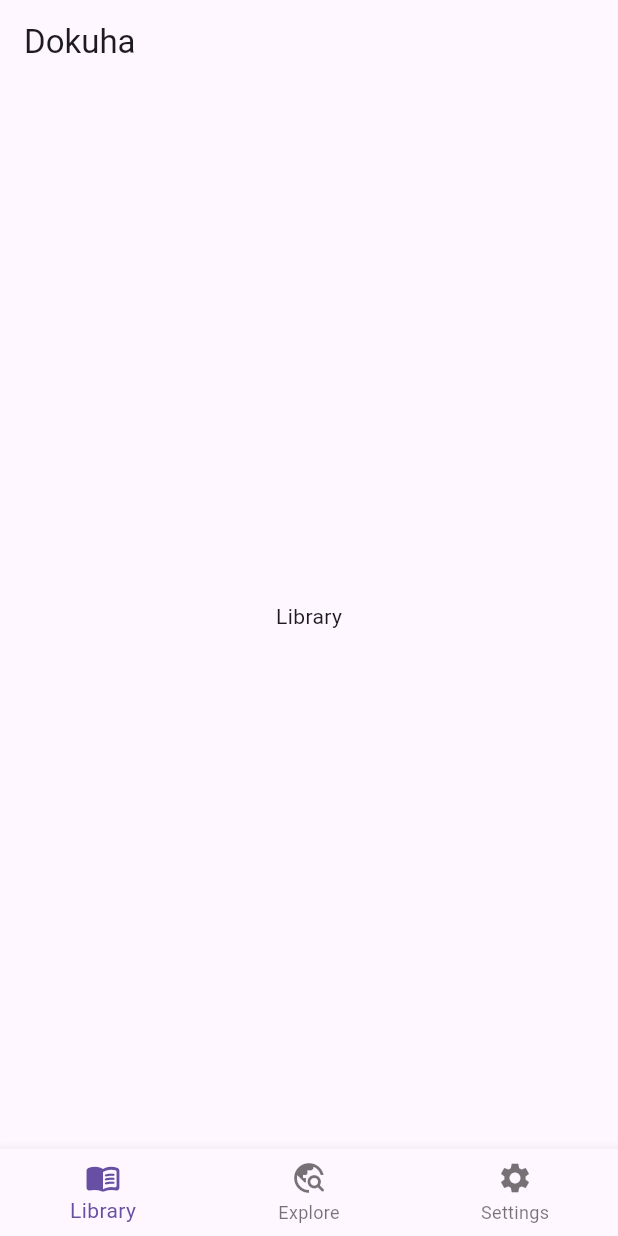
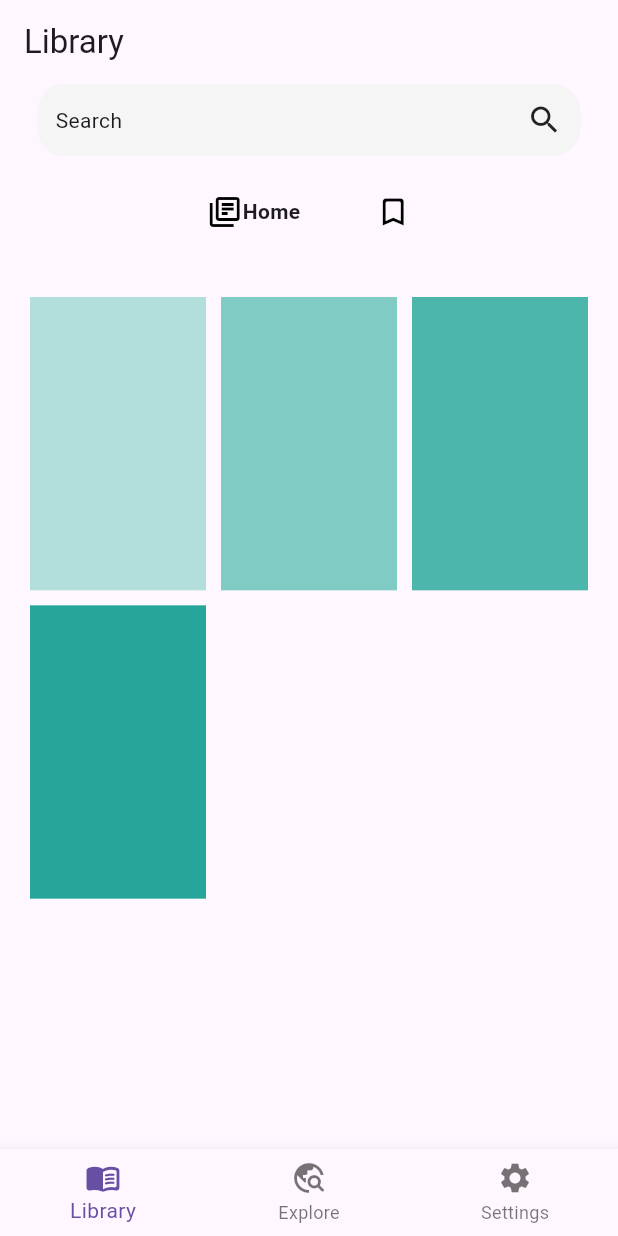
Before and after one commit to Tsumuri-u/Dokuha, a Flutter app: the screen it shows after launch, on a phone screen of 412 x 824 dp. Run offline on Flutter 3.47's test engine with Material 3 defaults, Android fonts, the phone set to English and light mode, and no system bars; drawn by our look-alikes of google_nav_bar.

Commit message:
add page scaffolds, barebones UI

```diff
--- a/lib/main.dart
+++ b/lib/main.dart
@@ -1,9 +1,5 @@
 // ignore_for_file: prefer_const_constructors
-
-import 'package:dokuha/pages/home.dart';
-import 'package:dokuha/pages/explore.dart';
-import 'package:dokuha/pages/library.dart';
-import 'package:dokuha/pages/settings.dart';
+import 'package:dokuha/pages/home_page.dart';
 import 'package:flutter/material.dart';
 
 void main() {
@@ -17,14 +13,8 @@ class Dokuha extends StatelessWidget {
   Widget build(BuildContext context) {
     return MaterialApp(
       debugShowCheckedModeBanner: false,
-      theme: ThemeData(
-      ),
-      home: Home(),
-      routes: {
-        '/library' :(context) => Library(),
-        '/explore' :(context) => Explore(),
-        '/settings' :(context) => Settings(),
-      }
+      theme: ThemeData(),
+      home: HomePage(),
     );
   }
 }
--- a/lib/pages/home.dart
+++ b/lib/pages/home_page.dart
@@ -1,18 +1,18 @@
-// ignore_for_file: prefer_const_constructors, prefer_const_literals_to_create_immutables
+// ignore_for_file: prefer_const_constructors, prefer_const_literals_to_create_immutables, prefer_const_constructors_in_immutables
 
-import 'package:dokuha/pages/explore.dart';
-import 'package:dokuha/pages/library.dart';
-import 'package:dokuha/pages/settings.dart';
+import 'package:dokuha/pages/explore/explore_page.dart';
+import 'package:dokuha/pages/library/library_page.dart';
+import 'package:dokuha/pages/settings/settings_page.dart';
 import 'package:flutter/material.dart';
 
-class Home extends StatefulWidget {
-  Home({super.key});
+class HomePage extends StatefulWidget {
+  HomePage({super.key});
 
   @override
-  State<Home> createState() => _HomeState();
+  State<HomePage> createState() => _HomeState();
 }
 
-class _HomeState extends State<Home> {
+class _HomeState extends State<HomePage> {
   int _selectedIndex = 0;
 
   void _navigateBottomBar(int index) {
@@ -22,15 +22,14 @@ class _HomeState extends State<Home> {
   }
 
   final List _pages = [
-    Library(),
-    Explore(),
-    Settings(),
+    LibraryPage(),
+    ExplorePage(),
+    SettingsPage(),
   ];
 
   @override
   Widget build(BuildContext context) {
     return Scaffold(
-      appBar: AppBar(title: Text("Dokuha")),
       body: _pages[_selectedIndex],
       bottomNavigationBar: BottomNavigationBar(
         currentIndex: _selectedIndex,
--- a/lib/pages/library.dart
+++ /dev/null
@@ -1,16 +0,0 @@
-// ignore_for_file: prefer_const_constructors, prefer_const_literals_to_create_immutables
-
-import 'package:flutter/material.dart';
-
-class Library extends StatelessWidget {
-  const Library({super.key});
-
-  @override
-  Widget build(BuildContext context) {
-    return Scaffold(
-      body: Center(
-        child: Text("Library"),
-      ),
-    );
-  }
-}
--- /dev/null
+++ b/lib/pages/library/library_home_tab.dart
@@ -0,0 +1,33 @@
+import 'package:flutter/material.dart';
+
+class LibraryHome extends StatelessWidget {
+  const LibraryHome({super.key});
+
+  @override
+  Widget build(BuildContext context) {
+    return Scaffold(
+      body: GridView.count(
+        primary: true,
+        childAspectRatio: 0.6,
+        padding: const EdgeInsets.all(20),
+        crossAxisSpacing: 10,
+        mainAxisSpacing: 10,
+        crossAxisCount: 3,
+        children: <Widget>[
+          Container(
+            color: Colors.teal[100],
+          ),
+          Container(
+            color: Colors.teal[200],
+          ),
+          Container(
+            color: Colors.teal[300],
+          ),
+          Container(
+            color: Colors.teal[400],
+          ),
+        ],
+      ),
+    );
+  }
+}
--- /dev/null
+++ b/lib/pages/library/library_page.dart
@@ -0,0 +1,72 @@
+// ignore_for_file: prefer_const_constructors, prefer_const_literals_to_create_immutables
+
+import 'package:dokuha/pages/library/bookshelves_tab.dart';
+import 'package:dokuha/pages/library/library_home_tab.dart';
+import 'package:flutter/material.dart';
+import 'package:google_nav_bar/google_nav_bar.dart';
+
+class LibraryPage extends StatefulWidget {
+  const LibraryPage({super.key});
+
+  @override
+  State<LibraryPage> createState() => _LibraryPageState();
+}
+
+class _LibraryPageState extends State<LibraryPage> {
+  int _libraryPageIndex = 0;
+
+  @override
+  Widget build(BuildContext context) {
+    return Scaffold(
+      appBar: AppBar(
+        title: Text("Library"),
+      ),
+      body: Column(
+        children: [
+          // Search bar
+          Container(
+            padding: const EdgeInsets.all(12),
+            margin: const EdgeInsets.symmetric(horizontal: 25),
+            decoration: BoxDecoration(
+              color: Colors.grey[100],
+              borderRadius: BorderRadius.circular(18),
+            ),
+            child: Row(
+              mainAxisAlignment: MainAxisAlignment.spaceBetween,
+              children: [
+                Text("Search"),
+                Icon(Icons.search),
+              ],
+            ),
+          ),
+          GNav(
+            mainAxisAlignment: MainAxisAlignment.center,
+            tabs: [
+              GButton(
+                onPressed: () {
+                  setState(() {
+                    _libraryPageIndex = 0;
+                  });
+                },
+                icon: Icons.library_books_outlined,
+                text: "Home",
+              ),
+              GButton(
+                onPressed: () {
+                  setState(() {
+                    _libraryPageIndex = 1;
+                  });
+                },
+                icon: Icons.bookmark_outline_rounded,
+                text: "Bookshelves",
+              ),
+            ],
+          ),
+          Expanded(
+            child: _libraryPageIndex == 0 ? LibraryHome() : BookshelvesTab(),
+          ),
+        ],
+      ),
+    );
+  }
+}
--- a/pubspec.yaml
+++ b/pubspec.yaml
@@ -1,5 +1,5 @@
 name: dokuha
-description: "A new Flutter project."
+description: "An Android ebook reader."
 # The following line prevents the package from being accidentally published to
 # pub.dev using `flutter pub publish`. This is preferred for private packages.
 publish_to: 'none' # Remove this line if you wish to publish to pub.dev
@@ -35,6 +35,7 @@ dependencies:
   # The following adds the Cupertino Icons font to your application.
   # Use with the CupertinoIcons class for iOS style icons.
   cupertino_icons: ^1.0.6
+  google_nav_bar: ^5.0.6
 
 dev_dependencies:
   flutter_test:
```
Also changed, not shown: lib/components/book_info.dart (added, +16 -0 lines), lib/components/book_tile.dart (added, +12 -0 lines), lib/models/book.dart (added, +17 -0 lines), lib/pages/explore/explore_page.dart (renamed from lib/pages/explore.dart, +4 -3 lines), lib/pages/library/bookshelves_tab.dart (added, +14 -0 lines), lib/pages/settings.dart (deleted, +0 -16 lines), lib/pages/settings/settings_page.dart (added, +43 -0 lines), lib/components/bookshelf_tile.dart (added), lib/pages/library/bookshelf_page.dart (added), pubspec.lock.
